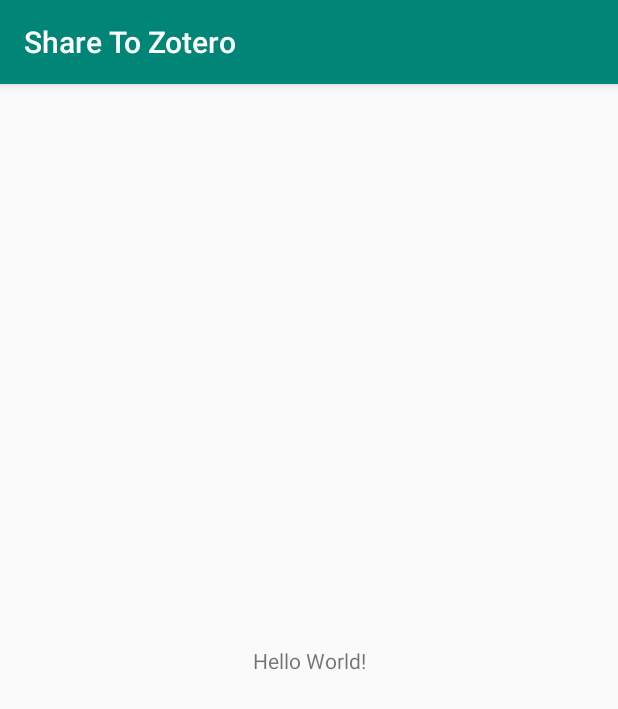
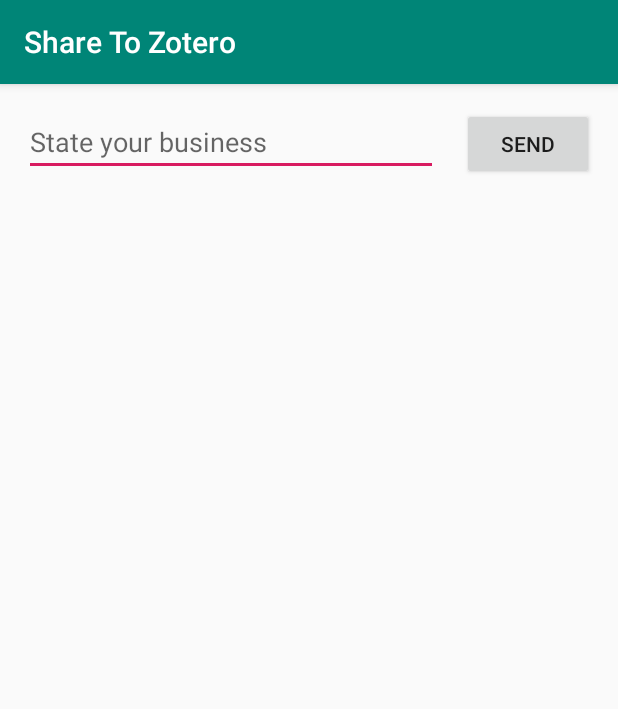
Before and after one commit to tfiers/zorro, an Android app: the screen it shows after launch (MainActivity), on a phone screen of 412 x 824 dp. Shown: the top 709 px of the screen. Run offline under Robolectric (Android 15) with nearby library versions, the phone set to English and light mode, and no system bars.

Commit message:
Complete tutorial

```diff
--- a/android/app/build.gradle
+++ b/android/app/build.gradle
@@ -25,7 +25,7 @@
 
 dependencies {
     implementation fileTree(dir: 'libs', include: ['*.jar'])
-    implementation"org.jetbrains.kotlin:kotlin-stdlib-jdk7:$kotlin_version"
+    implementation "org.jetbrains.kotlin:kotlin-stdlib-jdk7:$kotlin_version"
     implementation 'androidx.appcompat:appcompat:1.0.2'
     implementation 'androidx.core:core-ktx:1.0.2'
     implementation 'androidx.constraintlayout:constraintlayout:1.1.3'
--- a/android/app/src/main/res/layout/activity_main.xml
+++ b/android/app/src/main/res/layout/activity_main.xml
@@ -6,13 +6,33 @@
     android:layout_height="match_parent"
     tools:context=".MainActivity">
 
-    <TextView
+    <EditText
+        android:id="@+id/editText"
+        android:layout_width="0dp"
+        android:layout_height="wrap_content"
+        android:layout_marginStart="16dp"
+        android:layout_marginLeft="16dp"
+        android:layout_marginTop="16dp"
+        android:ems="10"
+        android:hint="@string/state_your_business"
+        android:inputType="textPersonName"
+        app:layout_constraintEnd_toStartOf="@+id/button"
+        app:layout_constraintHorizontal_bias="0.5"
+        app:layout_constraintStart_toStartOf="parent"
+        app:layout_constraintTop_toTopOf="parent" />
+
+    <Button
+        android:id="@+id/button"
         android:layout_width="wrap_content"
         android:layout_height="wrap_content"
-        android:text="Hello World!"
-        app:layout_constraintBottom_toBottomOf="parent"
-        app:layout_constraintLeft_toLeftOf="parent"
-        app:layout_constraintRight_toRightOf="parent"
-        app:layout_constraintTop_toTopOf="parent" />
-
+        android:layout_marginStart="16dp"
+        android:layout_marginLeft="16dp"
+        android:layout_marginEnd="16dp"
+        android:layout_marginRight="16dp"
+        android:onClick="sendMessage"
+        android:text="@string/btn_send"
+        app:layout_constraintBaseline_toBaselineOf="@+id/editText"
+        app:layout_constraintEnd_toEndOf="parent"
+        app:layout_constraintHorizontal_bias="0.5"
+        app:layout_constraintStart_toEndOf="@+id/editText" />
 </androidx.constraintlayout.widget.ConstraintLayout>
--- a/android/app/src/main/res/values/strings.xml
+++ b/android/app/src/main/res/values/strings.xml
@@ -1,3 +1,5 @@
 <resources>
     <string name="app_name">Share To Zotero</string>
+    <string name="state_your_business">State your business</string>
+    <string name="btn_send">Send</string>
 </resources>
```
Also changed, not shown: android/app/src/main/AndroidManifest.xml (+6 -1 lines), android/app/src/main/java/net/tomasfiers/sharetozotero/DisplayMessageActivity.kt (added, +18 -0 lines), android/app/src/main/java/net/tomasfiers/sharetozotero/MainActivity.kt (+14 -0 lines), android/app/src/main/res/layout/activity_display_message.xml (added, +20 -0 lines).
